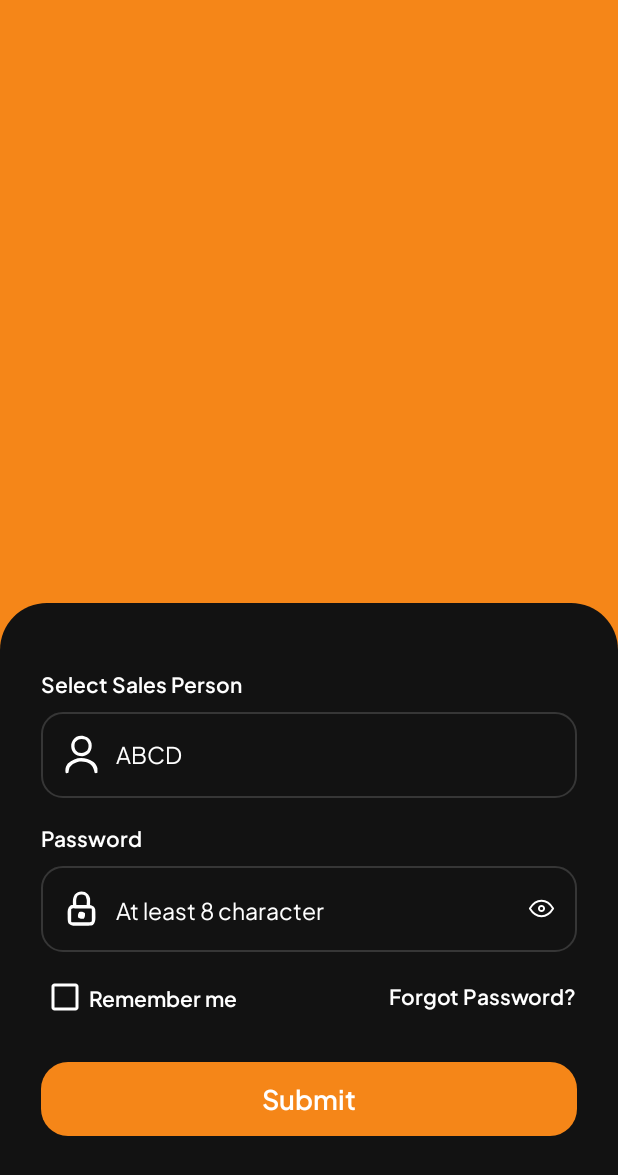
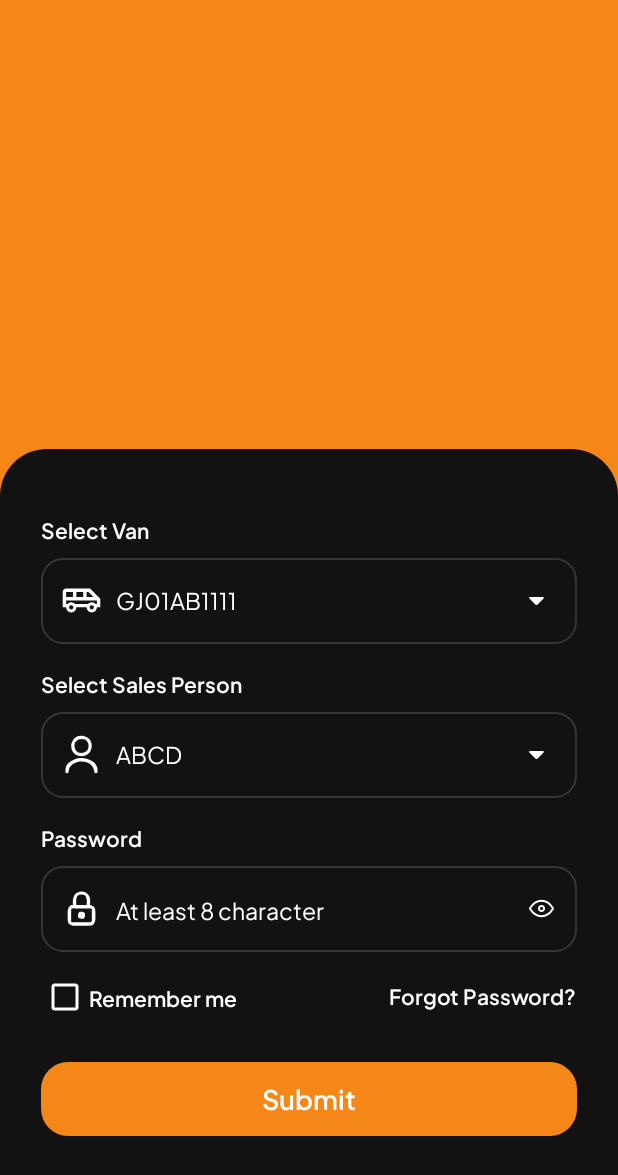
Before and after one commit to tec-anDro-DeV/AlvimaTruck, an Android app: the layout activity_login.xml on its own in the app's theme, with its tools: preview values and no code run, on a phone screen of 412 x 824 dp. Shown: the top 1175 px of the screen. Run offline under Robolectric (Android 15) with nearby library versions, the phone set to English and light mode, and no system bars.

```diff
--- a/app/src/main/java/com/alvimatruck/activity/OnBoardingActivity.kt
+++ b/app/src/main/java/com/alvimatruck/activity/OnBoardingActivity.kt
@@ -1,5 +1,6 @@
 package com.alvimatruck.activity
 
+import android.content.Intent
 import android.os.Bundle
 import android.view.View
 import android.widget.ImageView
@@ -67,30 +68,13 @@ class OnBoardingActivity : BaseActivity<ActivityOnBoardingBinding>() {
         dataSet()
 
 
-//        binding.skipBtn.setOnClickListener {
-//            // Launch login screen
-//            // navigateToLogin()
-//        }
+        binding.skipBtn.setOnClickListener {
+            startActivity(Intent(this, LoginActivity::class.java))
+        }
         binding.startBtn.setOnClickListener {
-            // Launch login screen
-            // navigateToLogin()
+            startActivity(Intent(this, LoginActivity::class.java))
         }
-//        binding.nextBtn.setOnClickListener {
-//            /**
-//             *  Checking for last page, if last page
-//             *  login screen will be launched
-//             * */
-//            val current = getCurrentScreen(+1)
-//            if (current < layouts.size) {
-//                /**
-//                 * Move to next screen
-//                 * */
-//                binding.slider.currentItem = current
-//            } else {
-//                // Launch login screen
-//                // navigateToLogin()
-//            }
-//        }
+
     }
 
     private fun dataSet() {
@@ -128,7 +112,5 @@ class OnBoardingActivity : BaseActivity<ActivityOnBoardingBinding>() {
         }
     }
 
-    private fun getCurrentScreen(i: Int): Int = binding.slider.currentItem.plus(i)
-
 
 }
--- a/app/src/main/java/com/alvimatruck/activity/SplashActivity.kt
+++ b/app/src/main/java/com/alvimatruck/activity/SplashActivity.kt
@@ -25,7 +25,7 @@ class SplashActivity : BaseActivity<ActivitySplashBinding>() {
         val isLogin = SharedHelper.getBoolKey(this, Constants.IS_LOGIN)
         Handler(Looper.getMainLooper()).postDelayed({
             if (!isLogin) {
-                startActivity(Intent(this, LoginActivity::class.java))
+                startActivity(Intent(this, OnBoardingActivity::class.java))
                 finish()
             } else {
                 startActivity(Intent(this, DemoActivity::class.java))
--- /dev/null
+++ b/app/src/main/res/drawable/ic_rounded_arrow_drop_down.xml
@@ -0,0 +1,12 @@
+<vector xmlns:android="http://schemas.android.com/apk/res/android"
+    android:width="@dimen/_21sdp"
+    android:height="@dimen/_21sdp"
+    android:tint="@color/white"
+    android:viewportWidth="960"
+    android:viewportHeight="960">
+
+    <path
+        android:fillColor="@android:color/white"
+        android:pathData="M459,579L314,434Q311,431 309.5,427.5Q308,424 308,420Q308,412 313.5,406Q319,400 328,400L632,400Q641,400 646.5,406Q652,412 652,420Q652,422 646,434L501,579Q496,584 491,586Q486,588 480,588Q474,588 469,586Q464,584 459,579Z" />
+
+</vector>
--- /dev/null
+++ b/app/src/main/res/drawable/ic_van.xml
@@ -0,0 +1,13 @@
+<vector xmlns:android="http://schemas.android.com/apk/res/android"
+    android:width="@dimen/_21sdp"
+    android:height="@dimen/_21sdp"
+    android:autoMirrored="true"
+    android:tint="@color/white"
+    android:viewportWidth="960"
+    android:viewportHeight="960">
+
+    <path
+        android:fillColor="@android:color/white"
+        android:pathData="M240,760Q190,760 155,725Q120,690 120,640L40,640L40,280Q40,247 63.5,223.5Q87,200 120,200L680,200L920,440L920,640L840,640Q840,690 805,725Q770,760 720,760Q670,760 635,725Q600,690 600,640L360,640Q360,690 325,725Q290,760 240,760ZM600,400L760,400L640,280L600,280L600,400ZM360,400L520,400L520,280L360,280L360,400ZM120,400L280,400L280,280L120,280L120,400ZM240,690Q261,690 275.5,675.5Q290,661 290,640Q290,619 275.5,604.5Q261,590 240,590Q219,590 204.5,604.5Q190,619 190,640Q190,661 204.5,675.5Q219,690 240,690ZM720,690Q741,690 755.5,675.5Q770,661 770,640Q770,619 755.5,604.5Q741,590 720,590Q699,590 684.5,604.5Q670,619 670,640Q670,661 684.5,675.5Q699,690 720,690ZM120,560L152,560Q169,542 191,531Q213,520 240,520Q267,520 289,531Q311,542 328,560L632,560Q649,542 671,531Q693,520 720,520Q747,520 769,531Q791,542 808,560L840,560L840,480L120,480L120,560ZM840,480L840,480L808,480Q791,480 769,480Q747,480 720,480Q693,480 671,480Q649,480 632,480L328,480Q311,480 289,480Q267,480 240,480Q213,480 191,480Q169,480 152,480L120,480L120,480L840,480Z" />
+
+</vector>
--- a/app/src/main/res/layout/activity_login.xml
+++ b/app/src/main/res/layout/activity_login.xml
@@ -28,6 +28,34 @@
             android:layout_height="wrap_content"
             android:layout_marginTop="@dimen/_14sdp"
             android:fontFamily="@font/sanssemibold"
+            android:text="Select Van"
+            android:textColor="@color/white"
+            android:textSize="@dimen/_11ssp" />
+
+
+        <TextView
+            android:id="@+id/tvVanNumber"
+            android:layout_width="match_parent"
+            android:layout_height="@dimen/_44sdp"
+            android:layout_marginTop="@dimen/_7sdp"
+            android:background="@drawable/input_bg"
+            android:drawableStart="@drawable/ic_van"
+            android:drawableEnd="@drawable/ic_rounded_arrow_drop_down"
+            android:drawablePadding="@dimen/_7sdp"
+            android:fontFamily="@font/sansregular"
+            android:gravity="center_vertical"
+            android:paddingHorizontal="@dimen/_10sdp"
+            android:text="GJ01AB1111"
+            android:textColor="@color/white"
+            android:textColorHint="@color/white"
+            android:textSize="@dimen/_12ssp" />
+
+        <!-- Sales Person -->
+        <TextView
+            android:layout_width="wrap_content"
+            android:layout_height="wrap_content"
+            android:layout_marginTop="@dimen/_14sdp"
+            android:fontFamily="@font/sanssemibold"
             android:text="Select Sales Person"
             android:textColor="@color/white"
             android:textSize="@dimen/_11ssp" />
@@ -40,6 +68,7 @@
             android:layout_marginTop="@dimen/_7sdp"
             android:background="@drawable/input_bg"
             android:drawableStart="@drawable/ic_person"
+            android:drawableEnd="@drawable/ic_rounded_arrow_drop_down"
             android:drawablePadding="@dimen/_7sdp"
             android:fontFamily="@font/sansregular"
             android:gravity="center_vertical"
--- a/app/src/main/res/layout/activity_on_boarding.xml
+++ b/app/src/main/res/layout/activity_on_boarding.xml
@@ -50,18 +50,18 @@
         android:textSize="@dimen/_14ssp"
         android:visibility="gone" />
 
-    <!--    <TextView-->
-    <!--        android:id="@+id/skipBtn"-->
-    <!--        android:layout_width="wrap_content"-->
-    <!--        android:layout_height="wrap_content"-->
-    <!--        android:layout_marginStart="@dimen/_14sdp"-->
-    <!--        android:layout_marginBottom="@dimen/_7sdp"-->
-    <!--        android:background="@android:color/transparent"-->
-    <!--        android:text="Skip"-->
-    <!--        android:textColor="@color/black"-->
-    <!--        android:textSize="@dimen/_14ssp"-->
-    <!--        app:layout_constraintBottom_toBottomOf="parent"-->
-    <!--        app:layout_constraintStart_toStartOf="parent"-->
-    <!--        app:layout_constraintTop_toBottomOf="@+id/dotsLayout" />-->
+    <TextView
+        android:id="@+id/skipBtn"
+        android:layout_width="wrap_content"
+        android:layout_height="wrap_content"
+        android:layout_alignParentRight="true"
+        android:layout_marginStart="@dimen/_14sdp"
+        android:layout_marginTop="@dimen/_7sdp"
+        android:layout_marginEnd="@dimen/_10sdp"
+        android:background="@android:color/transparent"
+        android:fontFamily="@font/sanssemibold"
+        android:text="Skip"
+        android:textColor="@color/black"
+        android:textSize="@dimen/_14ssp" />
 
 </RelativeLayout>
```
